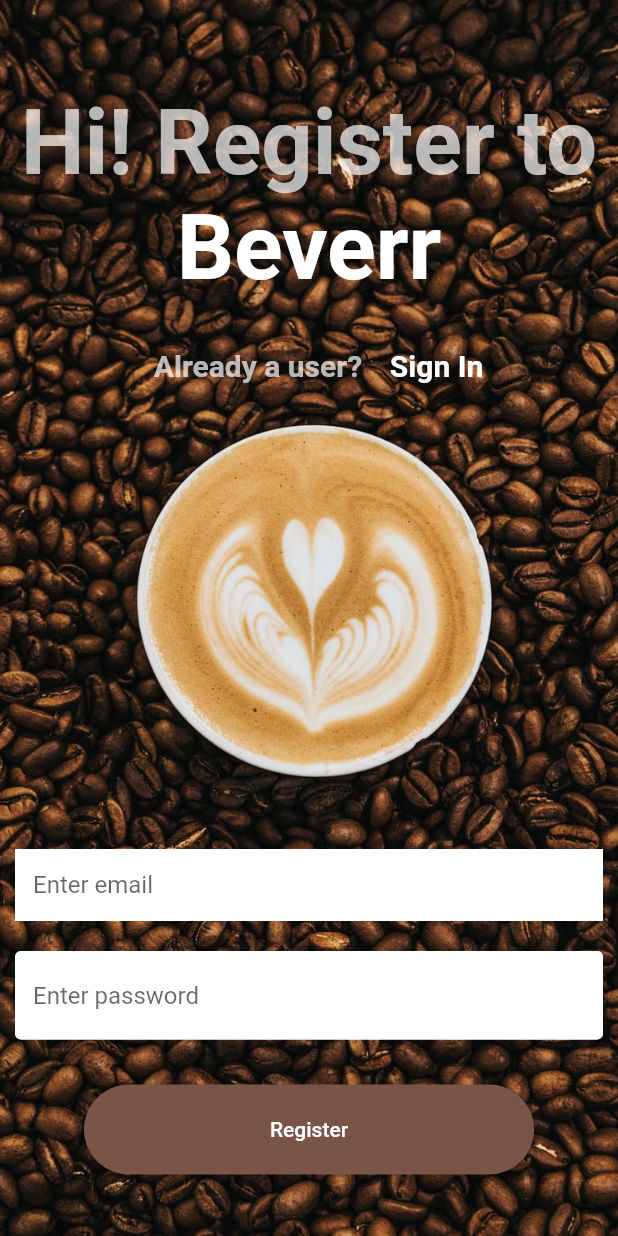
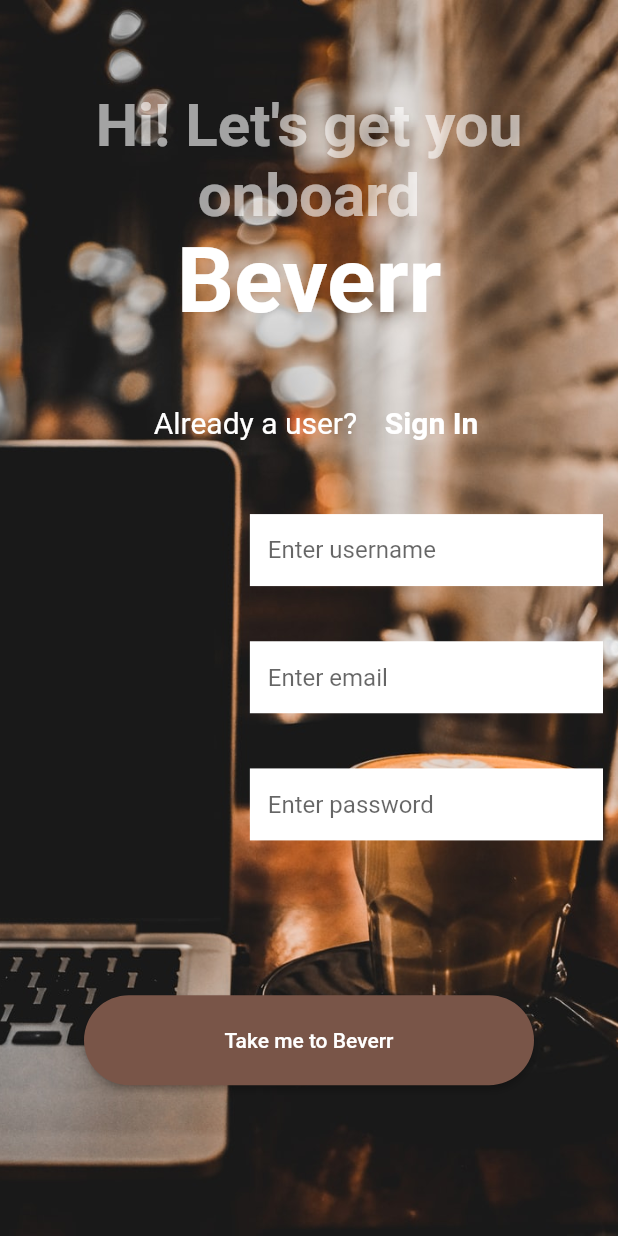
Before and after one commit to pranav-pundeer/Beverr, a Flutter app: the Register screen opened directly with empty values, on a phone screen of 412 x 824 dp. Run offline on Flutter 3.47's test engine with Material 2 defaults, Android fonts, the light colour scheme and no system bars; our stand-ins replace cloud_firestore, firebase_auth, firebase_core, flutter_spinkit, lottie; accounts and stored records are empty.

Commit message:
Update register.dart

```diff
--- a/lib/screens/authentication/register.dart
+++ b/lib/screens/authentication/register.dart
@@ -22,6 +22,7 @@
   String email= "";
   String password= "";
   String errorMessage= "";
+  String username= "";
 
   @override
   Widget build(BuildContext context) {
@@ -31,7 +32,7 @@
         body: Container(
           decoration: const BoxDecoration(
             image: DecorationImage(
-              image: AssetImage('images/coffee.jpg'),
+              image: AssetImage('images/coffee_register.jpg'),
               fit: BoxFit.cover,
             ),
           ),
@@ -41,35 +42,66 @@
             child: Column(
               // mainAxisAlignment: MainAxisAlignment.spaceBetween,
               children: [
-                const SizedBox(height: 50,),
-                const Center(child: Text('Hi! Register to',
+                const Flexible(child: SizedBox(height: 50,)),
+                const Flexible(
+                  child: Center(child: Text('Hi! Let\'s get you onboard' ,
                       textAlign: TextAlign.center,
-                    style: TextStyle(color: Colors.white70,
+                      style: TextStyle(color: Colors.white60,
                           fontWeight: FontWeight.bold,
-                        fontSize: 60))),
-                Center(child: Text('Beverr',
+                          fontSize: 40))),
+                ),
+                const Flexible(
+                  child: Center(child: Text('Beverr',
                       textAlign: TextAlign.center,
                       style: TextStyle(color: Colors.white,
                           fontWeight: FontWeight.bold,
                           fontSize: 60))),
-                SizedBox(height: 20,),
-                Center(
+                ),
+                const SizedBox(height: 10,),
+                Flexible(
+                  child: Center(
                     child: Row(
                       children: [
-                      SizedBox(width: 90,),
+                        const SizedBox(width: 90,),
                         const Center(child: Text('Already a user? ',
                             textAlign: TextAlign.center,
-                          style: TextStyle(color: Colors.white70,
-                              fontWeight: FontWeight.bold,
+                            style: TextStyle(color: Colors.white,
                                 fontSize: 20))),
                         FlatButton(onPressed: (){
                           widget.toggleView();
-                      }, child: Text('Sign In', style: TextStyle(fontWeight: FontWeight.bold, color: Colors.white, fontSize: 20),))
+                        }, child: const Text('Sign In', style: TextStyle(fontWeight: FontWeight.bold, color: Colors.white, fontSize: 20),))
                       ],
                     ),
                   ),
-                const Spacer(),
-                TextFormField(
+                ),
+
+                Flexible(
+                  child: Align(
+                    alignment: Alignment.centerRight,
+                    child: Container(
+                      width: MediaQuery.of(context).size.width/1.75,
+                      child: TextFormField(
+                        validator: (value){
+                          return (value!.isEmpty? 'username cannot be empty': null);
+                        },
+                        obscureText: false,
+                        decoration: textFieldDecoration.copyWith(hintText: 'Enter username', enabledBorder: InputBorder.none, focusedBorder: InputBorder.none,),
+                        onChanged: (value){
+                          setState((){
+                            username= value;
+                          });
+                        },
+                      ),
+                    ),
+                  ),
+                ),
+                //const SizedBox(height: 20,),
+                Flexible(
+                  child: Align(
+                    alignment: Alignment.centerRight,
+                    child: Container(
+                      width: MediaQuery.of(context).size.width/1.75,
+                      child: TextFormField(
                         validator: (value){
                           return (value!.isEmpty? 'please enter a valid email': null);
                         },
@@ -80,21 +112,35 @@
                           });
                         },
                       ),
-                const SizedBox(height: 20,),
-                TextFormField(
+                    ),
+                  ),
+                ),
+                //const SizedBox(height: 20,),
+                Flexible(
+                  child: Align(
+                    alignment: Alignment.centerRight,
+                    child: Container(
+                      width: MediaQuery.of(context).size.width/1.75,
+                      child: TextFormField(
                         validator: (value){
                           return (value!.length<6? 'please enter a valid password (atleast 6 characters long)': null);
                         },
                         obscureText: true,
-                  decoration: textFieldDecoration.copyWith(hintText: 'Enter password'),
+                        decoration: textFieldDecoration.copyWith(hintText: 'Enter password', enabledBorder: InputBorder.none, focusedBorder: InputBorder.none,),
                         onChanged: (value){
                           setState((){
                             password= value;
                           });
                         },
                       ),
-                const SizedBox(height: 30,),
-                Container(
+                    ),
+                  ),
+                ),
+                //const SizedBox(height: 30,),
+                const Spacer(),
+
+                Flexible(
+                  child: Container(
                     height: 60,
                     width: 300,
                     child: RaisedButton(
@@ -103,7 +149,7 @@
                       onPressed: ()async{
                           if(_formkey.currentState!.validate()){
                             setState(()=>loading= true);
-                          dynamic result= await _auth.registerWithMailAndPassword(email, password);
+                            dynamic result= await _auth.registerWithMailAndPassword(email, password, username);
                             if(result== null){
                               setState(()=> errorMessage= 'please enter a valid email');
                               loading= false;
@@ -111,11 +157,12 @@
                           }
                       },
                       color: Colors.brown[500],
-                    child: const Text('Register', style: TextStyle(color: Colors.white, ),),
+                      child: const Text('Take me to Beverr', style: TextStyle(color: Colors.white, ),),
+                    ),
                   ),
                 ),
                 const SizedBox(height: 15,),
-                Text(errorMessage,style: TextStyle(color: Colors.pink),),
+                Text(errorMessage,style: const TextStyle(color: Colors.pink),),
               ],
             ),
           ),
```
Lines whose indentation alone changed are shown as unchanged.
